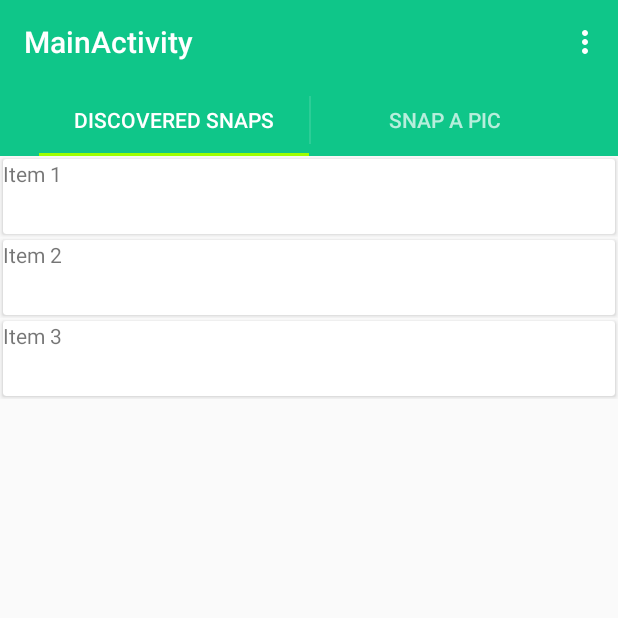
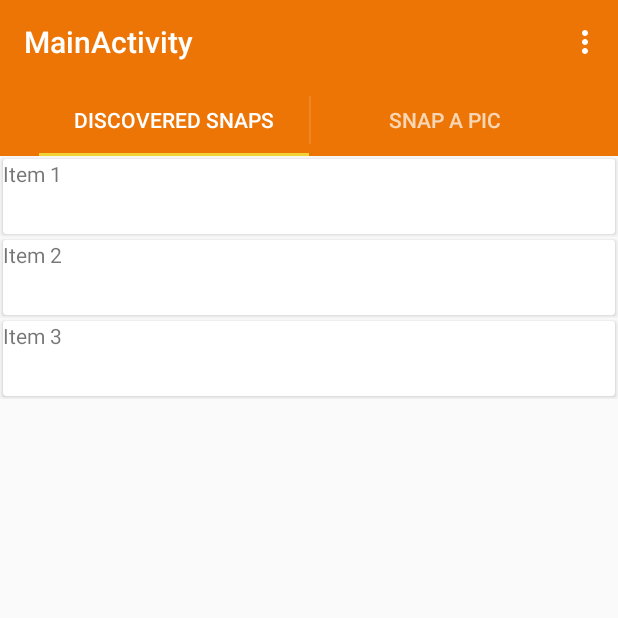
Before and after one commit to Robrowski/GeoSnap, an Android app: the screen it shows after launch (MainActivity), in the options menu, after a tap on "Test Load Snap", on a phone screen of 412 x 824 dp, the top half of it. Run offline under Robolectric (Android 15) with nearby library versions, the phone set to English and light mode, and no system bars; libraries missing offline, so code that uses them is left out: com.software.shell; 3 statements that could not run were skipped.

Commit message:
changed color theme and added radius icons

```diff
--- a/GeoSnap/app/src/main/java/edu/cs430x/fuschia/geosnap/activity/PictureReviewActivity.java
+++ b/GeoSnap/app/src/main/java/edu/cs430x/fuschia/geosnap/activity/PictureReviewActivity.java
@@ -128,14 +128,14 @@ public class PictureReviewActivity extends ActionBarActivity implements OnImgurR
             switch (view.getId()){
                 case R.id.fab1:
                     mDiscoverability = "SECRET";
-                    fam.setButtonColor(getResources().getColor(R.color.fab_material_blue_500));
+                    fam.setImageDrawable(getResources().getDrawable(R.drawable.secret_icon_white));
                     break;
                 case R.id.fab2:
-                    fam.setButtonColor(getResources().getColor(R.color.fab_material_pink_500));
+                    fam.setImageDrawable(getResources().getDrawable(R.drawable.medium_icon_white));
                     mDiscoverability = "NEAR";
                     break;
                 case R.id.fab3:
-                    fam.setButtonColor(getResources().getColor(R.color.fab_material_deep_orange_500));
+                    fam.setImageDrawable(getResources().getDrawable(R.drawable.far_icon_white));
                     mDiscoverability = "FAR";
                     break;
             }
--- a/GeoSnap/app/src/main/res/values/colors.xml
+++ b/GeoSnap/app/src/main/res/values/colors.xml
@@ -1,7 +1,12 @@
 <resources>
 
-    <color name="colorPrimary">#0FC689</color>
-    <color name="colorDark">#097A54</color>
-    <color name="colorAccent">#9DFF00</color>
+    <!--old greenish shades-->
+    <!--<color name="colorPrimary">#0FC689</color>-->
+    <!--<color name="colorDark">#097A54</color>-->
+    <!--<color name="colorAccent">#9DFF00</color>-->
+
+    <color name="colorDark">#D84A05</color>
+    <color name="colorPrimary">#EC7505</color>
+    <color name="colorAccent">#F1D434</color>
 
 </resources>
```
Also changed, not shown: GeoSnap/app/src/main/res/layout/activity_picture_review.xml (+4 -4 lines), GeoSnap/app/src/main/res/drawable/discoverability_select_white.png (added), GeoSnap/app/src/main/res/drawable/far_icon_white.png (added), GeoSnap/app/src/main/res/drawable/medium_icon_white.png (added), GeoSnap/app/src/main/res/drawable/secret_icon_white.png (added).
